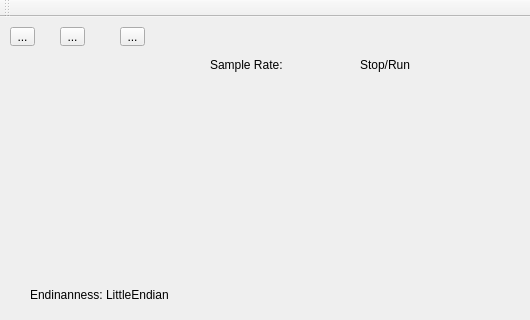
Before: the Qt Designer form src/mainwindow.ui in mkhorram/audio-spectrum-visualizer, drawn with Qt 5; both pictures show x 0 to 530 and y 0 to 320 of the 643 by 434 pixel window.
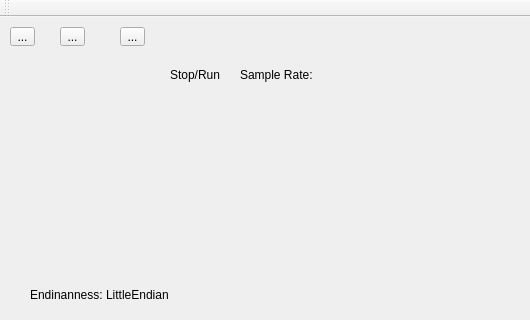
After: the same form once the commit is applied. Icons and pictures are not drawn.

Commit message: solve a bug in the mainwindow

What changed in the file:
```diff
--- a/src/mainwindow.ui
+++ b/src/mainwindow.ui
@@ -68,8 +68,8 @@
    <widget class="QLabel" name="lblSampleRate">
     <property name="geometry">
      <rect>
-      <x>210</x>
-      <y>40</y>
+      <x>240</x>
+      <y>50</y>
       <width>125</width>
       <height>16</height>
      </rect>
@@ -87,8 +87,8 @@
    <widget class="QLabel" name="lblStopRunStatus">
     <property name="geometry">
      <rect>
-      <x>360</x>
-      <y>40</y>
+      <x>170</x>
+      <y>50</y>
       <width>50</width>
       <height>16</height>
      </rect>
```
The commit also changes 1 other file.
